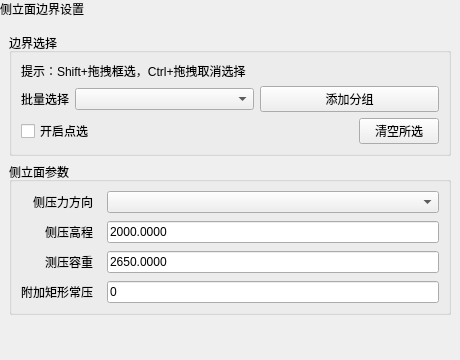
asd977/base_cae, file plugins/Base_Solver/GeoStressSideFacePage.ui: the form before one commit.
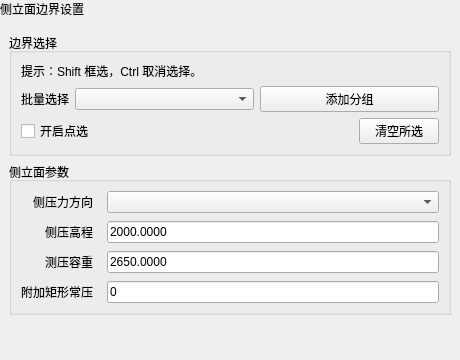
The form after the commit. Custom widgets are drawn as their Qt base class.

Diff of the .ui file:
```diff
--- a/plugins/Base_Solver/GeoStressSideFacePage.ui
+++ b/plugins/Base_Solver/GeoStressSideFacePage.ui
@@ -68,7 +68,7 @@
         <item>
          <widget class="QLabel" name="pickHintLabel">
           <property name="text">
-           <string>提示：Shift+拖拽框选，Ctrl+拖拽取消选择</string>
+           <string>提示：Shift 框选，Ctrl 取消选择。</string>
           </property>
           <property name="wordWrap">
            <bool>false</bool>
```
Left out of the diff: 2 changed lines with no effect on the pictures.
